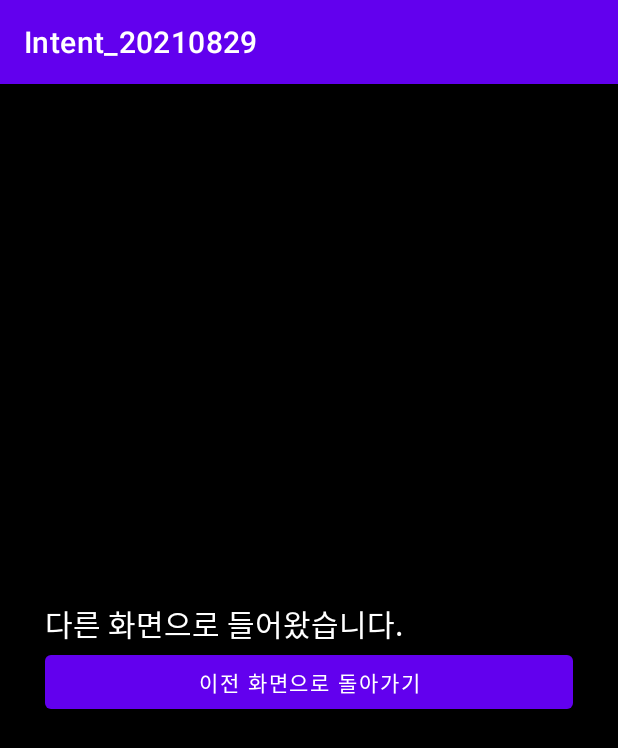
After one commit to clearsky77/Intent_20210829, an Android app: the OtherActivity2 screen opened directly, with no data from a screen before it, on a phone screen of 412 x 824 dp. The commit adds this screen. Shown: the top 748 px of the screen. Run offline under Robolectric (Android 15) with nearby library versions, the phone set to English and light mode, and no system bars.

Commit message:
다른 화면(Activity)을 추가함

```diff
--- a/app/src/main/AndroidManifest.xml
+++ b/app/src/main/AndroidManifest.xml
@@ -10,6 +10,9 @@
         android:supportsRtl="true"
         android:theme="@style/Theme.Intent_20210829">
         <activity
+            android:name=".OtherActivity2"
+            android:exported="true" />
+        <activity
             android:name=".MainActivity"
             android:exported="true">
             <intent-filter>
--- /dev/null
+++ b/app/src/main/java/com/example/intent_20210829/OtherActivity2.kt
@@ -0,0 +1,11 @@
+package com.example.intent_20210829
+
+import androidx.appcompat.app.AppCompatActivity
+import android.os.Bundle
+
+class OtherActivity2 : AppCompatActivity() {
+    override fun onCreate(savedInstanceState: Bundle?) {
+        super.onCreate(savedInstanceState)
+        setContentView(R.layout.activity_other2)
+    }
+}
--- a/app/src/main/res/layout/activity_main.xml
+++ b/app/src/main/res/layout/activity_main.xml
@@ -4,7 +4,10 @@
     xmlns:tools="http://schemas.android.com/tools"
     android:layout_width="match_parent"
     android:layout_height="match_parent"
+    android:orientation="vertical"
+    android:padding="30dp"
     tools:context=".MainActivity">
 
 
+
 </LinearLayout>
--- /dev/null
+++ b/app/src/main/res/layout/activity_other2.xml
@@ -0,0 +1,24 @@
+<?xml version="1.0" encoding="utf-8"?>
+<LinearLayout xmlns:android="http://schemas.android.com/apk/res/android"
+    xmlns:app="http://schemas.android.com/apk/res-auto"
+    xmlns:tools="http://schemas.android.com/tools"
+    android:layout_width="match_parent"
+    android:layout_height="match_parent"
+    android:orientation="vertical"
+    android:gravity="center"
+    android:background="@color/black"
+    android:padding="30dp"
+    tools:context=".OtherActivity2">
+    <TextView
+        android:layout_width="match_parent"
+        android:layout_height="wrap_content"
+        android:text="다른 화면으로 들어왔습니다."
+        android:textSize="20sp"
+        android:textColor="@color/white"/>
+
+    <Button
+        android:layout_width="match_parent"
+        android:layout_height="wrap_content"
+        android:text="이전 화면으로 돌아가기"/>
+
+</LinearLayout>
```
